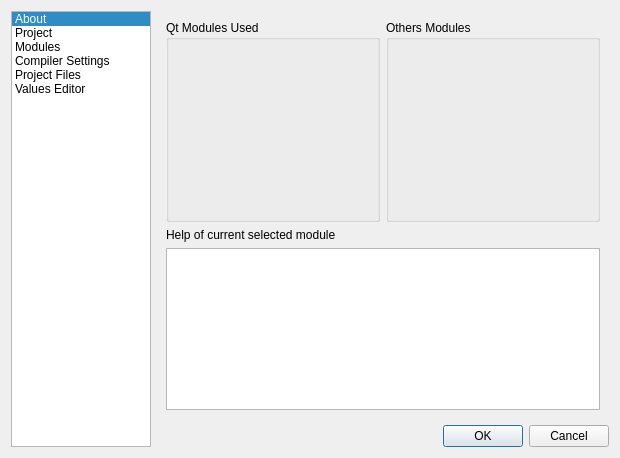
Above: v2/branches/dev/plugins/xup/QMake/src/gui/UISimpleQMakeEditor.ui from testmana2/mks before the change. Below: the same form after it.
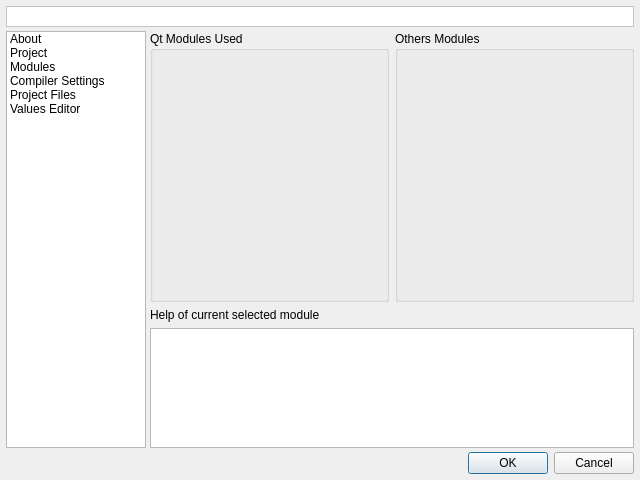
That is the form after the change. The open tabs and pages were chosen to show the change. Icons and pictures are not drawn.

Commit message: Add QMake plugins settings widget, add Simple proejct editor

The edit to the form file:
```diff
--- a/v2/branches/dev/plugins/xup/QMake/src/gui/UISimpleQMakeEditor.ui
+++ b/v2/branches/dev/plugins/xup/QMake/src/gui/UISimpleQMakeEditor.ui
@@ -5,15 +5,21 @@
    <rect>
     <x>0</x>
     <y>0</y>
-    <width>620</width>
-    <height>458</height>
+    <width>640</width>
+    <height>480</height>
    </rect>
   </property>
   <property name="windowTitle" >
    <string>Simple QMake Project Editor</string>
   </property>
   <layout class="QGridLayout" name="gridLayout_2" >
-   <item rowspan="2" row="0" column="0" >
+   <property name="margin" >
+    <number>6</number>
+   </property>
+   <property name="spacing" >
+    <number>4</number>
+   </property>
+   <item row="1" column="0" >
     <widget class="QListWidget" name="lwPages" >
      <property name="minimumSize" >
       <size>
@@ -27,9 +33,6 @@
        <height>16777215</height>
       </size>
      </property>
-     <property name="currentRow" >
-      <number>0</number>
-     </property>
      <item>
       <property name="text" >
        <string>About</string>
@@ -62,7 +65,7 @@
      </item>
     </widget>
    </item>
-   <item row="0" column="1" >
+   <item row="1" column="1" >
     <widget class="QStackedWidget" name="swPages" >
      <property name="currentIndex" >
       <number>0</number>
@@ -210,6 +213,9 @@
      </widget>
      <widget class="QWidget" name="wModules" >
       <layout class="QGridLayout" name="gridLayout_3" >
+       <property name="margin" >
+        <number>0</number>
+       </property>
        <item row="0" column="0" >
         <widget class="QGroupBox" name="gbQtModules" >
          <property name="title" >
@@ -336,7 +342,14 @@
         </widget>
        </item>
        <item row="2" column="0" colspan="2" >
-        <widget class="QTextEdit" name="teModuleHelp" />
+        <widget class="QTextEdit" name="teModuleHelp" >
+         <property name="maximumSize" >
+          <size>
+           <width>16777215</width>
+           <height>120</height>
+          </size>
+         </property>
+        </widget>
        </item>
       </layout>
      </widget>
@@ -660,7 +673,7 @@
      </widget>
     </widget>
    </item>
-   <item row="1" column="1" >
+   <item row="2" column="0" colspan="2" >
     <widget class="QDialogButtonBox" name="dbbButtons" >
      <property name="orientation" >
       <enum>Qt::Horizontal</enum>
@@ -670,6 +683,107 @@
      </property>
     </widget>
    </item>
+   <item row="0" column="0" colspan="2" >
+    <widget class="QLabel" name="lTitle" >
+     <property name="minimumSize" >
+      <size>
+       <width>0</width>
+       <height>21</height>
+      </size>
+     </property>
+     <property name="maximumSize" >
+      <size>
+       <width>16777215</width>
+       <height>21</height>
+      </size>
+     </property>
+     <property name="palette" >
+      <palette>
+       <active>
+        <colorrole role="Base" >
+         <brush brushstyle="SolidPattern" >
+          <color alpha="255" >
+           <red>255</red>
+           <green>255</green>
+           <blue>255</blue>
+          </color>
+         </brush>
+        </colorrole>
+        <colorrole role="Window" >
+         <brush brushstyle="SolidPattern" >
+          <color alpha="255" >
+           <red>255</red>
+           <green>255</green>
+           <blue>255</blue>
+          </color>
+         </brush>
+        </colorrole>
+       </active>
+       <inactive>
+        <colorrole role="Base" >
+         <brush brushstyle="SolidPattern" >
+          <color alpha="255" >
+           <red>255</red>
+           <green>255</green>
+           <blue>255</blue>
+          </color>
+         </brush>
+        </colorrole>
+        <colorrole role="Window" >
+         <brush brushstyle="SolidPattern" >
+          <color alpha="255" >
+           <red>255</red>
+           <green>255</green>
+           <blue>255</blue>
+          </color>
+         </brush>
+        </colorrole>
+       </inactive>
+       <disabled>
+        <colorrole role="Base" >
+         <brush brushstyle="SolidPattern" >
+          <color alpha="255" >
+           <red>255</red>
+           <green>255</green>
+           <blue>255</blue>
+          </color>
+         </brush>
+        </colorrole>
+        <colorrole role="Window" >
+         <brush brushstyle="SolidPattern" >
+          <color alpha="255" >
+           <red>255</red>
+           <green>255</green>
+           <blue>255</blue>
+          </color>
+         </brush>
+        </colorrole>
+       </disabled>
+      </palette>
+     </property>
+     <property name="font" >
+      <font>
+       <weight>75</weight>
+       <bold>true</bold>
+      </font>
+     </property>
+     <property name="autoFillBackground" >
+      <bool>true</bool>
+     </property>
+     <property name="frameShape" >
+      <enum>QFrame::StyledPanel</enum>
+     </property>
+     <property name="frameShadow" >
+      <enum>QFrame::Raised</enum>
+     </property>
+     <property name="alignment" >
+      <set>Qt::AlignRight|Qt::AlignTrailing|Qt::AlignVCenter</set>
+     </property>
+     <property name="indent" >
+      <number>9</number>
+     </property>
+    </widget>
+   </item>
   </layout>
  </widget>
  <resources>
```
Left out of the diff: 66 changed lines with no effect on the pictures. The commit also changes 9 other files.
